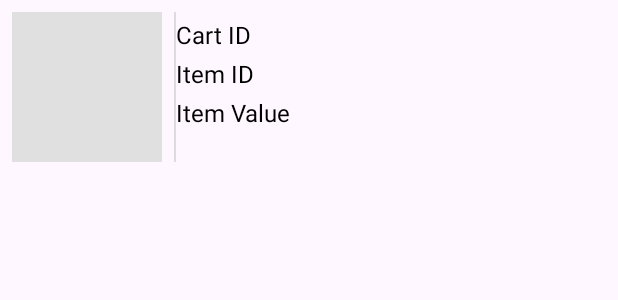
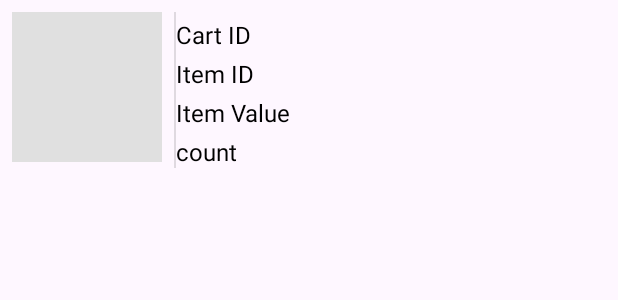
Before and after one commit to 99apollo/capdi2024_ver1, an Android app: the layout item_cart.xml on its own in the app's theme, with its tools: preview values and no code run, on a phone screen of 412 x 824 dp. Shown: the top 300 px of the screen. Run offline under Robolectric (Android 15) with nearby library versions, the phone set to English and light mode, and no system bars.

Commit message:
dashboradfragment 수정

```diff
--- a/app/src/main/java/com/example/capdi2024_ver1/ui/dashboard/CartItem.java
+++ b/app/src/main/java/com/example/capdi2024_ver1/ui/dashboard/CartItem.java
@@ -4,11 +4,13 @@ public class CartItem {
     private String cartId;
     private String itemId;
     private String itemValue;
+    private String count;
 
-    public CartItem(String cartId, String itemId, String itemValue) {
+    public CartItem(String cartId, String itemId, String itemValue, String count) {
         this.cartId = cartId;
         this.itemId = itemId;
         this.itemValue = itemValue;
+        this.count = count;
     }
 
     public String getCartId() {
@@ -22,4 +24,5 @@ public class CartItem {
     public String getItemValue() {
         return itemValue;
     }
+    public String getCount(){return count;}
 }
--- a/app/src/main/java/com/example/capdi2024_ver1/ui/dashboard/CartItemAdapter.java
+++ b/app/src/main/java/com/example/capdi2024_ver1/ui/dashboard/CartItemAdapter.java
@@ -34,6 +34,7 @@ public class CartItemAdapter extends RecyclerView.Adapter<CartItemAdapter.ViewHo
         holder.cartIdTextView.setText("Cart ID: " + cartItem.getCartId());
         holder.itemIdTextView.setText("Item ID: " + cartItem.getItemId());
         holder.itemValueTextView.setText("Item Value: " + cartItem.getItemValue());
+        holder.itemCountTextView.setText("count: "+cartItem.getCount());
     }
 
     @Override
@@ -45,12 +46,14 @@ public class CartItemAdapter extends RecyclerView.Adapter<CartItemAdapter.ViewHo
         TextView cartIdTextView;
         TextView itemIdTextView;
         TextView itemValueTextView;
+        TextView itemCountTextView;
 
         public ViewHolder(@NonNull View itemView) {
             super(itemView);
             cartIdTextView = itemView.findViewById(R.id.cart_id);
             itemIdTextView = itemView.findViewById(R.id.item_id);
             itemValueTextView = itemView.findViewById(R.id.item_value);
+            itemCountTextView = itemView.findViewById(R.id.item_count);
         }
     }
 }
--- a/app/src/main/res/layout/item_cart.xml
+++ b/app/src/main/res/layout/item_cart.xml
@@ -53,6 +53,14 @@
             android:textSize="16sp"
             android:textColor="#000"
             android:paddingTop="4dp" />
+        <TextView
+            android:id="@+id/item_count"
+            android:layout_width="wrap_content"
+            android:layout_height="wrap_content"
+            android:text="count"
+            android:textSize="16sp"
+            android:textColor="#000"
+            android:paddingTop="4dp"/>
     </LinearLayout>
 
 </LinearLayout>
```
Also changed, not shown: app/src/main/java/com/example/capdi2024_ver1/ui/dashboard/DashboardFragment.java (+8 -6 lines).
